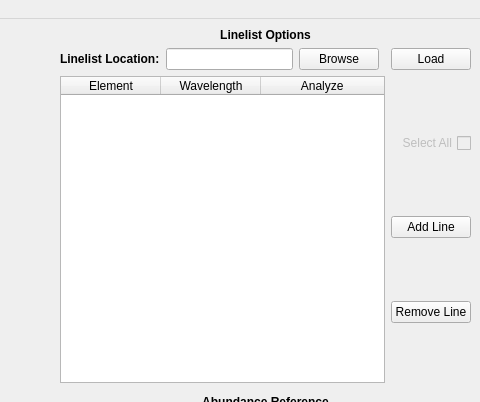
First picture: the form in meafs_code/meafs.ui, repository MatheusJCastro/meafs, before the edit; both pictures show x 723 to 1203 and y 0 to 402 of the 1203 by 781 pixel window.
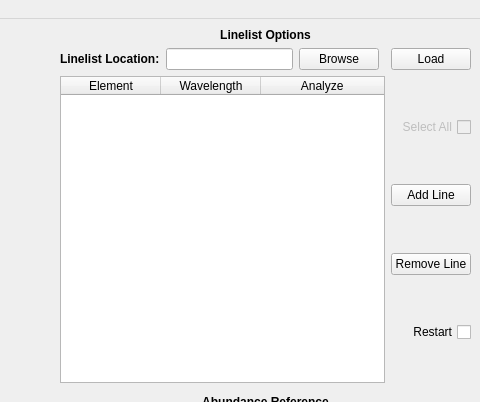
Second picture: the form after the edit. The open tabs and pages were chosen to show the change.

```diff
--- a/meafs_code/meafs.ui
+++ b/meafs_code/meafs.ui
@@ -148,6 +148,19 @@
           </property>
          </widget>
         </item>
+        <item>
+         <widget class="QCheckBox" name="restart">
+          <property name="toolTip">
+           <string>If there are lines saved in the results file, they will be erased.</string>
+          </property>
+          <property name="layoutDirection">
+           <enum>Qt::RightToLeft</enum>
+          </property>
+          <property name="text">
+           <string>Restart</string>
+          </property>
+         </widget>
+        </item>
        </layout>
       </item>
      </layout>
```
Left out of the diff: 29 changed lines with no effect on the pictures.
